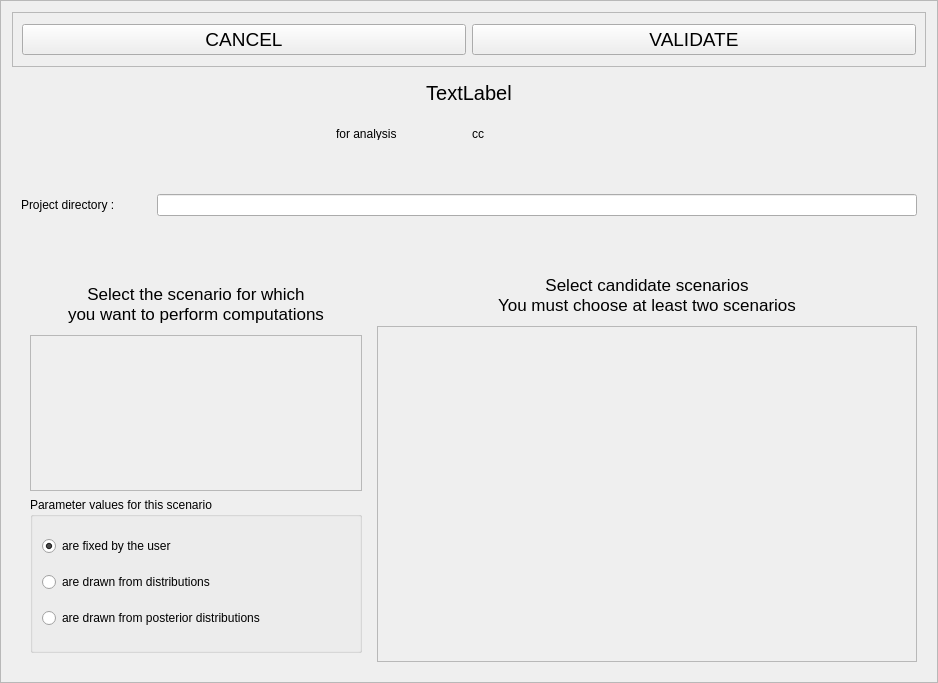
This is gui/src/uis/biasScenarioSelection.ui in cbgp/diyabc as Qt 5 draws it before an edit. The edited form follows.
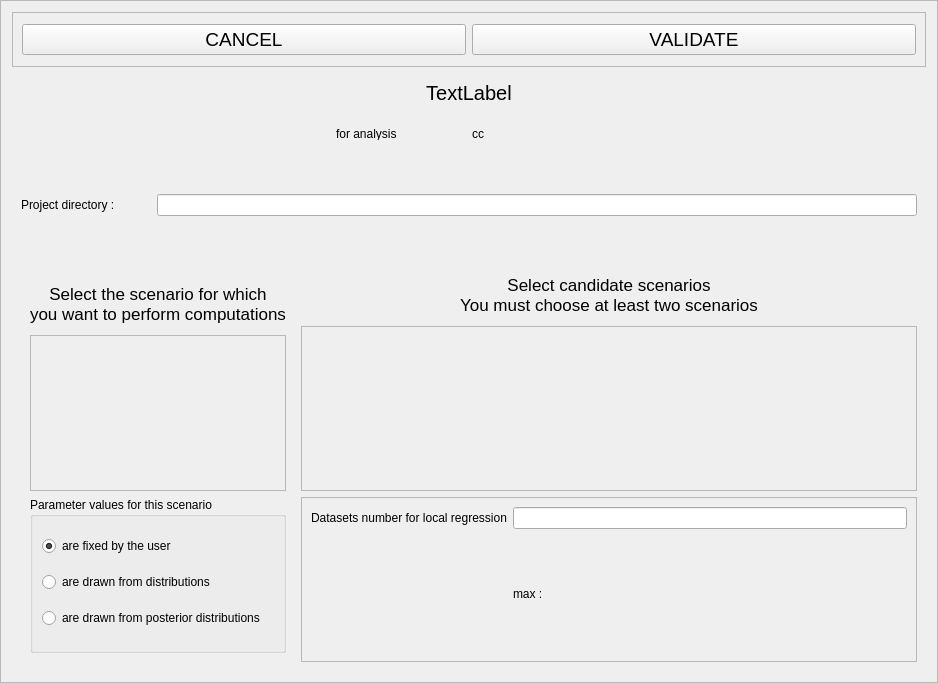
This is the edited form.

Commit message: add z otion param (num data sets for locale regression) for confidence analysis from posterior values

What changed in the file:
```diff
--- a/gui/src/uis/biasScenarioSelection.ui
+++ b/gui/src/uis/biasScenarioSelection.ui
@@ -397,6 +397,35 @@
           <layout class="QVBoxLayout" name="verticalLayout_6"/>
          </widget>
         </item>
+        <item>
+         <widget class="QFrame" name="posteriorDataSetNumberFrame">
+          <property name="frameShape">
+           <enum>QFrame::StyledPanel</enum>
+          </property>
+          <property name="frameShadow">
+           <enum>QFrame::Raised</enum>
+          </property>
+          <layout class="QGridLayout" name="gridLayout">
+           <item row="0" column="1">
+            <widget class="QLineEdit" name="posteriorDataSetNumberEdit"/>
+           </item>
+           <item row="0" column="0">
+            <widget class="QLabel" name="posteriorDataSetNumberLabel">
+             <property name="text">
+              <string>Datasets number for local regression</string>
+             </property>
+            </widget>
+           </item>
+           <item row="1" column="1">
+            <widget class="QLabel" name="maxPosteriorDataSetNumberLabel">
+             <property name="text">
+              <string>max : </string>
+             </property>
+            </widget>
+           </item>
+          </layout>
+         </widget>
+        </item>
        </layout>
       </item>
      </layout>
```
Left out of the diff: 2 changed lines with no effect on the pictures. The commit also changes 2 other files.
